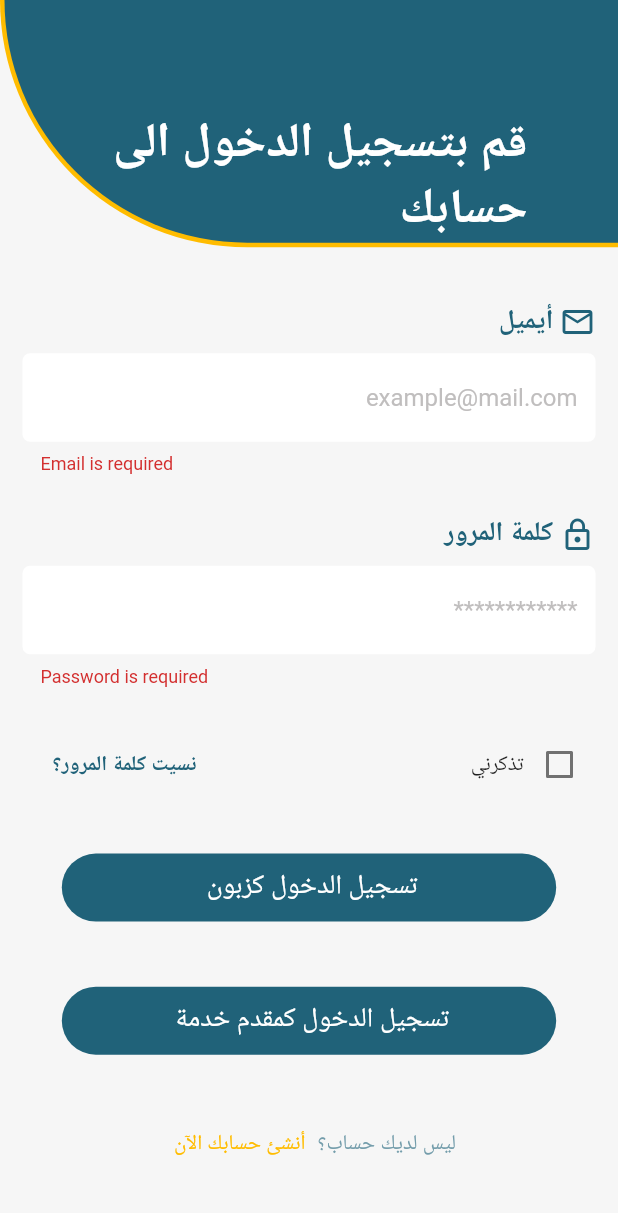
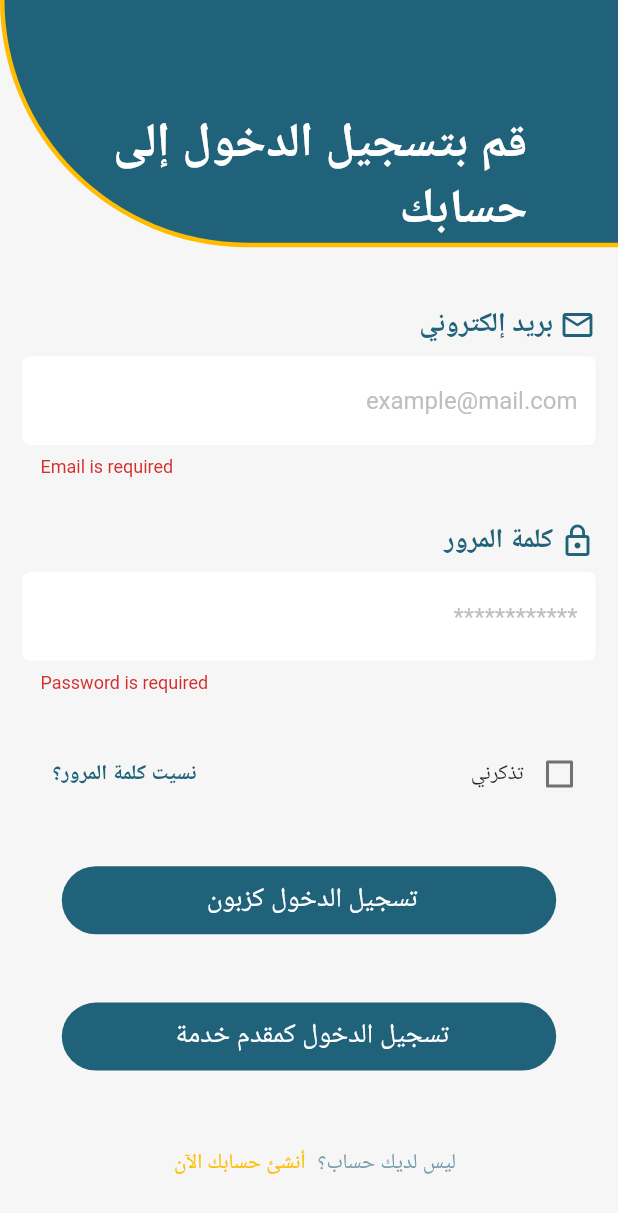
Before and after one commit to YasserBar/Upkeep-, a Flutter app: the screen it shows after launch, after a tap on "دخول", after a tap on "تسجيل الدخول كزبون", on a phone screen of 412 x 824 dp. Shown: the top 1213 px of the screen. Run offline on Flutter 3.47's test engine with Material 2 defaults, Android fonts, the phone set to English and light mode, and no system bars; our stand-ins replace auto_size_text, cached_network_image, dartz, equatable, flutter_bloc, flutter_native_splash and 5 more; missing offline and left inert: flutter_verification_code; network calls fail; statements that could not run were skipped.

Commit message:
update validator, text, onboarding safeArea and text and navigator, hide...

```diff
--- a/lib/core/constants/keys.dart
+++ b/lib/core/constants/keys.dart
@@ -5,3 +5,5 @@ const String CACHED_RESPONSE = "CACHED_RESPONSE";
 const String CACHED_Email = "CACHED_Email";
 
 const String CUSTOMER = "CUSTOMER";
+
+const String FIRST_TIME = "firstTime";
--- a/lib/features/auth/presentation/widgets/login_body.dart
+++ b/lib/features/auth/presentation/widgets/login_body.dart
@@ -70,22 +70,22 @@ class _LoginBodyState extends State<LoginBody> {
         }
 
         return SingleChildScrollView(
+          child: SizedBox(
+            height: MediaQuery.of(context).size.height,
             child: Column(
               crossAxisAlignment: CrossAxisAlignment.stretch,
               children: [
                 const CostumeAppBarAuth(
-                title: 'قم بتسجيل الدخول الى حسابك',
+                  title: 'قم بتسجيل الدخول إلى حسابك',
                 ),
-              SingleChildScrollView(
-                child: SizedBox(
-                  height: MediaQuery.of(context).size.height * 0.8,
+                SizedBox(
+                  height: MediaQuery.of(context).size.height - 150,
                   child: Padding(
                     padding: const EdgeInsets.symmetric(
                       horizontal: 15,
                       vertical: 10,
                     ),
                     child: Form(
-                      autovalidateMode: AutovalidateMode.always,
                       key: formKey,
                       child: Column(
                         mainAxisAlignment: MainAxisAlignment.spaceEvenly,
@@ -93,7 +93,7 @@ class _LoginBodyState extends State<LoginBody> {
                           CustomTextFiled(
                             controller: emailController,
                             validator: (value) => validateEmail(value),
-                            title: 'أيميل',
+                            title: 'بريد إلكتروني',
                             hintT: 'example@mail.com',
                             icon: Icons.email_outlined,
                           ),
@@ -170,8 +170,8 @@ class _LoginBodyState extends State<LoginBody> {
                     ),
                   ),
                 ),
+              ],
             ),
-            ],
           ),
         );
       },
--- a/lib/features/onboarding/presentation/pages/onboarding_screen.dart
+++ b/lib/features/onboarding/presentation/pages/onboarding_screen.dart
@@ -1,8 +1,11 @@
 import 'package:flutter/material.dart';
+import 'package:shared_preferences/shared_preferences.dart';
 import 'package:smooth_page_indicator/smooth_page_indicator.dart';
+import 'package:upkeep_plus/core/constants/keys.dart';
 import '../../../auth/presentation/pages/login_screen.dart';
 import '../widgets/onboarding_item.dart';
 import '../widgets/onboarding_list.dart';
+import '../../../../injection_countainer.dart' as di;
 
 class OnboardingScreen extends StatefulWidget {
   const OnboardingScreen({Key? key}) : super(key: key);
@@ -21,6 +24,7 @@ class _OnboardingScreenState extends State<OnboardingScreen> {
 
   @override
   void dispose() {
+    di.sl<SharedPreferences>().setBool(FIRST_TIME, false);
     _pageController.dispose();
     super.dispose();
   }
@@ -54,6 +58,33 @@ class _OnboardingScreenState extends State<OnboardingScreen> {
                 children: [
                   GestureDetector(
                     onTap: () {
+                      Navigator.pushAndRemoveUntil(
+                        context,
+                        MaterialPageRoute(
+                            builder: (context) => const LoginScreen()),
+                        (Route<dynamic> route) => false,
+                      );
+                    },
+                    child: const Text(
+                      'دخول',
+                      style: TextStyle(
+                          fontSize: 18,
+                          fontWeight: FontWeight.bold,
+                          color: Colors.white),
+                    ),
+                  ),
+                  SmoothPageIndicator(
+                    controller: _pageController,
+                    count: 3,
+                    effect: const SlideEffect(
+                      spacing: 8,
+                      dotWidth: 10,
+                      dotHeight: 10,
+                      activeDotColor: Color(0xFFFFBC00),
+                    ),
+                  ),
+                  GestureDetector(
+                    onTap: () {
                       _pageController.nextPage(
                           duration: const Duration(milliseconds: 100),
                           curve: Curves.easeIn);
@@ -74,33 +105,6 @@ class _OnboardingScreenState extends State<OnboardingScreen> {
                           color: Colors.white),
                     ),
                   ),
-                  SmoothPageIndicator(
-                    controller: _pageController,
-                    count: 3,
-                    effect: const SlideEffect(
-                      spacing: 8,
-                      dotWidth: 10,
-                      dotHeight: 10,
-                      activeDotColor: Color(0xFFFFBC00),
-                    ),
-                  ),
-                  GestureDetector(
-                    onTap: () {
-                      Navigator.pushAndRemoveUntil(
-                        context,
-                        MaterialPageRoute(
-                            builder: (context) => const LoginScreen()),
-                        (Route<dynamic> route) => false,
-                      );
-                    },
-                    child: const Text(
-                      'دخول',
-                      style: TextStyle(
-                          fontSize: 18,
-                          fontWeight: FontWeight.bold,
-                          color: Colors.white),
-                    ),
-                  ),
                 ],
               ),
             ),
--- a/lib/main.dart
+++ b/lib/main.dart
@@ -6,7 +6,6 @@ import 'root_screen.dart';
 import 'core/theme/colors.dart';
 import 'features/ads&jobs/presentation/bloc/add_job_bloc/add_job_bloc.dart';
 import 'features/auth/presentation/bloc/auth_bloc/auth_bloc.dart';
-
 import 'features/categories/presentation/bloc/categories/categories_bloc.dart';
 import 'features/categories/presentation/bloc/subservice/subservice_bloc.dart';
 import 'features/locations/presentation/bloc/getLocations/get_locations_bloc.dart';
--- a/lib/root_screen.dart
+++ b/lib/root_screen.dart
@@ -2,6 +2,8 @@ import 'package:flutter/foundation.dart';
 import 'package:flutter/material.dart';
 import 'package:flutter_native_splash/flutter_native_splash.dart';
 import 'package:shared_preferences/shared_preferences.dart';
+import 'package:upkeep_plus/core/constants/keys.dart';
+import 'package:upkeep_plus/features/auth/presentation/pages/login_screen.dart';
 import 'main.dart';
 
 import 'core/widgets/navigation_customer.dart';
@@ -22,6 +24,7 @@ class RootScreen extends StatefulWidget {
 class _RootScreenState extends State<RootScreen> {
   String? _token;
   bool? _customer;
+  bool? _firstTime;
 
   @override
   void initState() {
@@ -40,6 +43,7 @@ class _RootScreenState extends State<RootScreen> {
       print("token  $token*************************************************");
     }
     try {
+      _firstTime = di.sl<SharedPreferences>().getBool(FIRST_TIME);
       ResponseAuth responseAuth =
           await di.sl<AuthLocalDataSource>().getCachedResponse();
       _token = responseAuth.token;
@@ -66,8 +70,10 @@ class _RootScreenState extends State<RootScreen> {
 
   @override
   Widget build(BuildContext context) {
-    if (_token == null) {
+    if (_token == null && _firstTime == null) {
       return const OnboardingScreen();
+    } else if (_token == null && _firstTime == false) {
+      return const LoginScreen();
     } else if (_customer!) {
       return const NavigationCustomer();
     } else {
```
Also changed, not shown: lib/features/auth/presentation/widgets/signup_body.dart (+31 -19 lines). Lines whose indentation alone changed are shown as unchanged.
